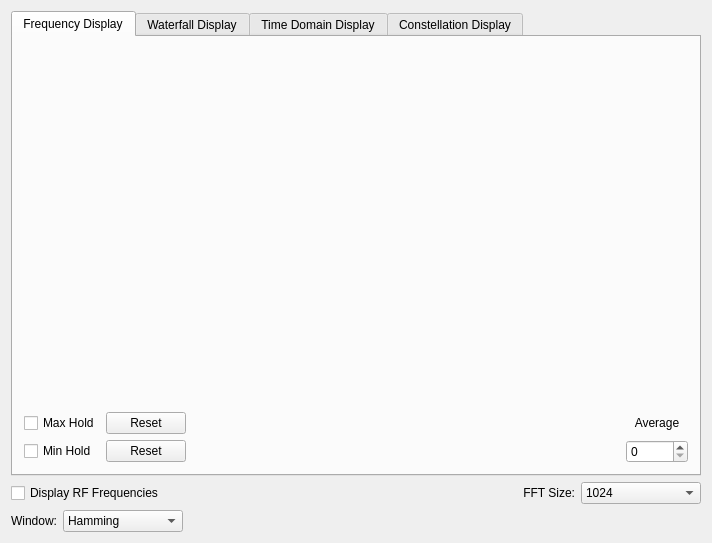
Above: gr-qtgui/lib/spectrumdisplayform.ui from ZakyHermawan/gnuradio before the change. Below: the same form after it.
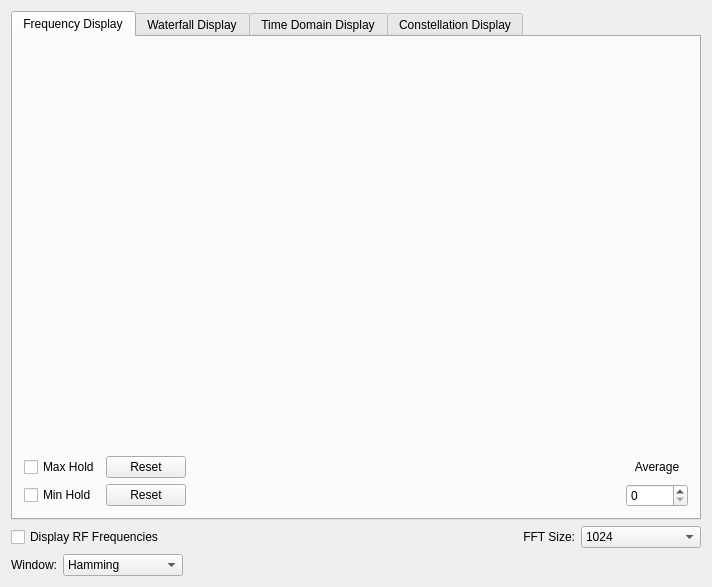
That is the form after the change. Custom widgets are drawn as their Qt base class.

Commit message: gr-qtgui: fixes problem with initial axes not showing up properly.

```diff
--- a/gr-qtgui/lib/spectrumdisplayform.ui
+++ b/gr-qtgui/lib/spectrumdisplayform.ui
@@ -7,7 +7,7 @@
     <x>0</x>
     <y>0</y>
     <width>712</width>
-    <height>543</height>
+    <height>560</height>
    </rect>
   </property>
   <property name="windowTitle">
@@ -182,8 +182,8 @@
            </property>
            <property name="minimumSize">
             <size>
-             <width>400</width>
-             <height>350</height>
+             <width>617</width>
+             <height>400</height>
             </size>
            </property>
            <property name="sizeIncrement">
```
